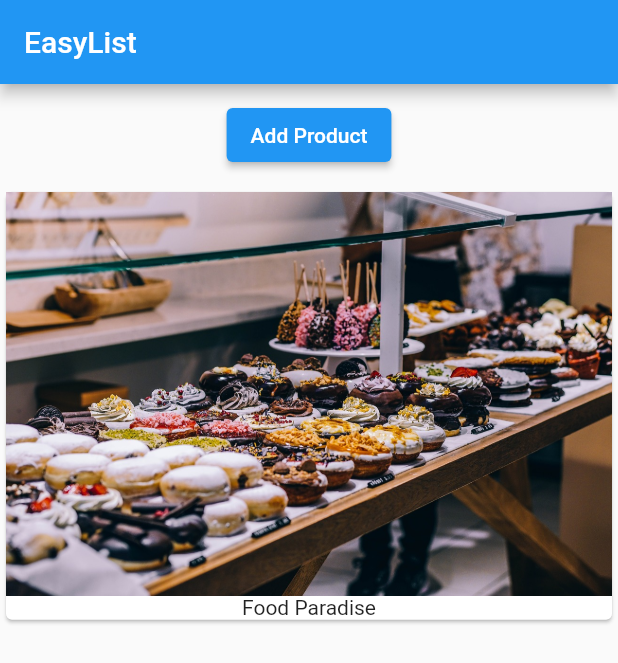
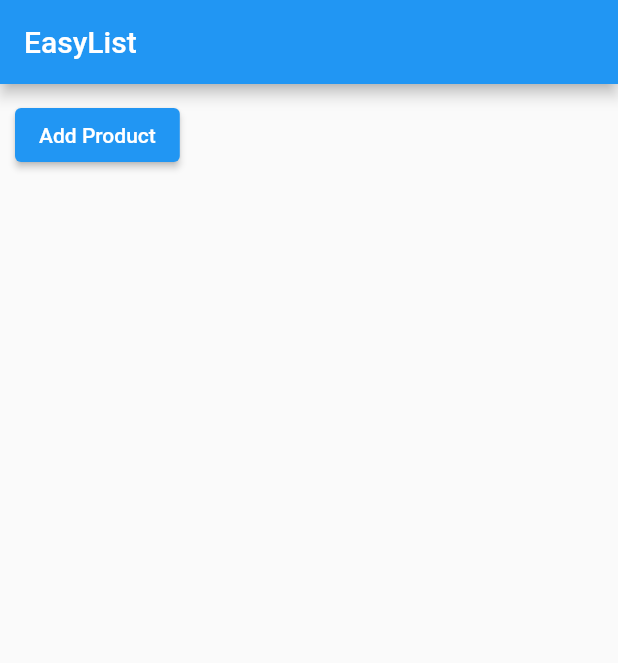
Before and after one commit to BNorelden/flutter_course, a Flutter app: the screen it shows after launch, on a phone screen of 412 x 824 dp. Shown: the top 663 px of the screen. Run offline on Flutter 3.47's test engine with Material 2 defaults, Android fonts, the phone set to English and light mode, and no system bars.

Commit message:
main is stateful yet new class to switch its state

```diff
--- a/lib/main.dart
+++ b/lib/main.dart
@@ -131,7 +131,15 @@
 // }
 main() => runApp(MyApp());
 
-class MyApp extends StatelessWidget {
+class MyApp extends StatefulWidget {
+  @override
+  State<StatefulWidget> createState() {
+    // TODO: implement createState
+    return _MyAppState();
+  }
+} // was using StatelessWidget till vid 2_13 starting using StatefulWidget and MyApp class is being changed
+
+class _MyAppState extends State<MyApp> {
   @override
   Widget build(BuildContext context) {
     return MaterialApp(
@@ -145,16 +153,15 @@
             margin: const EdgeInsets.all(10.0),
             child: ElevatedButton(
               //replaced RaisedButton since it is deprecated already https://stackoverflow.com/questions/53531830/the-methods-raisedbutton-isnt-defined
-              onPressed: () {},
+              onPressed: () {
+                setState(() {
+                  _products.add('Advanced Food Tester');
+                  // print(_products);
+                });
+              },
               child: const Text('Add Product'),
             ),
           ),
-          Card(
-            child: Column(children: <Widget>[
-              Image.asset('assets/food.jpg'),
-              const Text('Food Paradise')
-            ]),
-          )
         ],
       ),
     ));
```
Also changed, not shown: lib/products.dart (added, +24 -0 lines), lib/products_manager.dart (added, +38 -0 lines).
